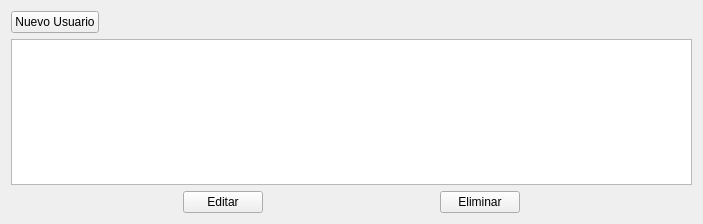
Old version of the form Biblioteca/Views/Usuarios.ui in the repository rescobedoq/sbd.
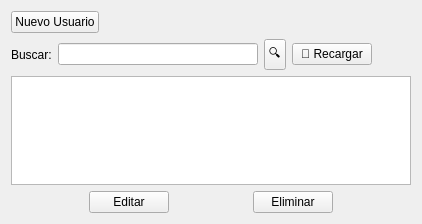
New version of the form.

Patch:
```diff
--- a/Biblioteca/Views/Usuarios.ui
+++ b/Biblioteca/Views/Usuarios.ui
@@ -6,7 +6,7 @@
    <rect>
     <x>0</x>
     <y>0</y>
-    <width>703</width>
+    <width>422</width>
     <height>224</height>
    </rect>
   </property>
@@ -38,6 +38,81 @@
      </item>
     </layout>
    </item>
+   <item>
+    <layout class="QHBoxLayout" name="horizontalLayout_3">
+     <property name="sizeConstraint">
+      <enum>QLayout::SizeConstraint::SetDefaultConstraint</enum>
+     </property>
+     <item>
+      <widget class="QLabel" name="label_2">
+       <property name="text">
+        <string>Buscar:</string>
+       </property>
+      </widget>
+     </item>
+     <item>
+      <widget class="QLineEdit" name="txtBuscarNombre">
+       <property name="sizePolicy">
+        <sizepolicy hsizetype="Preferred" vsizetype="Fixed">
+         <horstretch>0</horstretch>
+         <verstretch>0</verstretch>
+        </sizepolicy>
+       </property>
+       <property name="minimumSize">
+        <size>
+         <width>200</width>
+         <height>0</height>
+        </size>
+       </property>
+      </widget>
+     </item>
+     <item>
+      <widget class="QPushButton" name="btnBuscarUsuario">
+       <property name="sizePolicy">
+        <sizepolicy hsizetype="Fixed" vsizetype="Fixed">
+         <horstretch>0</horstretch>
+         <verstretch>0</verstretch>
+        </sizepolicy>
+       </property>
+       <property name="minimumSize">
+        <size>
+         <width>0</width>
+         <height>0</height>
+        </size>
+       </property>
+       <property name="mouseTracking">
+        <bool>false</bool>
+       </property>
+       <property name="styleSheet">
+        <string notr="true">padding: 4px;</string>
+       </property>
+       <property name="text">
+        <string>🔍</string>
+       </property>
+      </widget>
+     </item>
+     <item>
+      <widget class="QPushButton" name="btnRecargar">
+       <property name="text">
+        <string>🔄 Recargar</string>
+       </property>
+      </widget>
+     </item>
+     <item>
+      <spacer name="horizontalSpacer_2">
+       <property name="orientation">
+        <enum>Qt::Orientation::Horizontal</enum>
+       </property>
+       <property name="sizeHint" stdset="0">
+        <size>
+         <width>40</width>
+         <height>20</height>
+        </size>
+       </property>
+      </spacer>
+     </item>
+    </layout>
+   </item>
    <item>
     <widget class="QTableWidget" name="tblUsuarios"/>
    </item>
```
